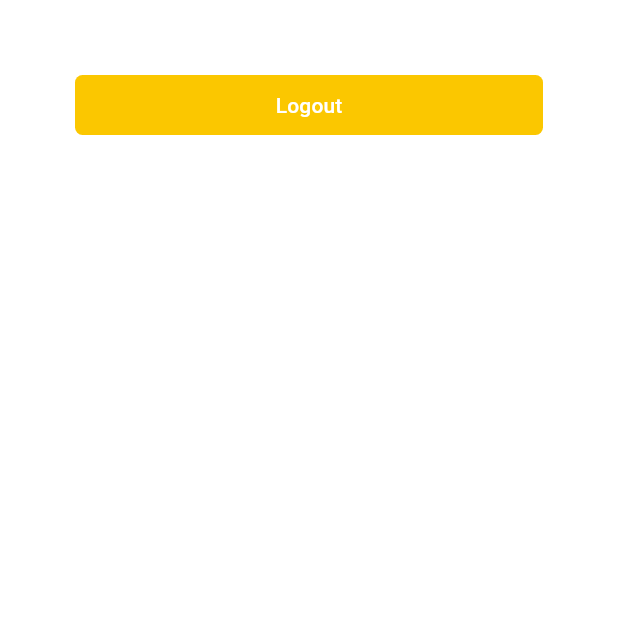
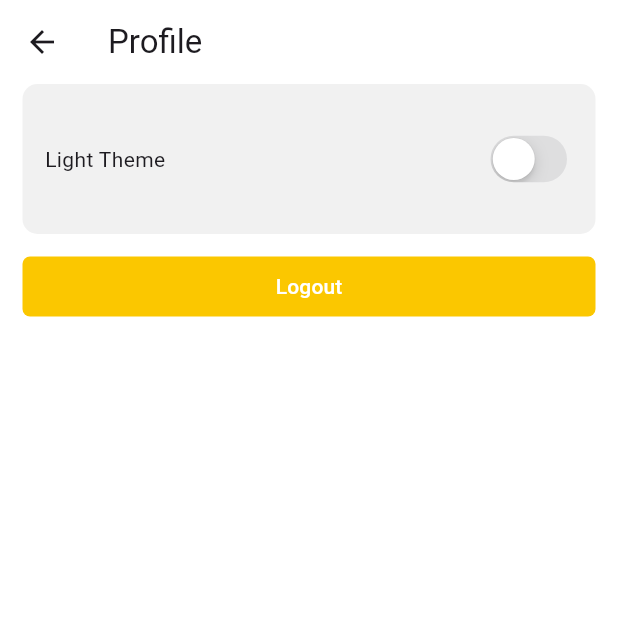
Before and after one commit to hieunmh/BTC, a Flutter app: the ProfilePage screen opened directly, on a phone screen of 412 x 824 dp, the top half of it. Run offline on Flutter 3.47's test engine with Material 3 defaults, Android fonts, the phone set to English and light mode, and no system bars; our stand-ins replace flutter_dotenv, get, icons_plus, shared_preferences, supabase_flutter, syncfusion_flutter_charts; accounts and stored records are empty; network calls fail.

Commit message:
dark theme

```diff
--- a/mobile/lib/main.dart
+++ b/mobile/lib/main.dart
@@ -26,7 +26,7 @@ class MyApp extends StatelessWidget {
   final String initialRoute;
   MyApp({super.key, required this.initialRoute});
 
-  final Themecontroller themecontroller = Get.put(Themecontroller());
+  final ThemeController themecontroller = Get.put(ThemeController());
 
   @override
   Widget build(BuildContext context) {
--- a/mobile/lib/pages/application/application.dart
+++ b/mobile/lib/pages/application/application.dart
@@ -12,7 +12,7 @@ class ApplicationPage extends StatelessWidget {
   @override
   Widget build(BuildContext context) {
     final ApplicationController applicationcontroller = Get.find<ApplicationController>();
-    final Themecontroller themecontroller = Get.find<Themecontroller>();
+    final ThemeController themecontroller = Get.find<ThemeController>();
 
     return Obx(() =>
       Scaffold(
@@ -29,10 +29,10 @@ class ApplicationPage extends StatelessWidget {
         ),
         bottomNavigationBar: Container(
           height: 90,
-          decoration: const BoxDecoration(
+          decoration: BoxDecoration(
             border: Border(
               top: BorderSide(
-                color: Color(0xfff6f6f6),
+                color: themecontroller.theme.value == 'dark' ? Colors.grey : const Color(0xffd1d1d1),
                 width: 0.5
               )
             )
@@ -48,8 +48,8 @@ class ApplicationPage extends StatelessWidget {
               currentIndex: applicationcontroller.currentPage.value,
               onTap: applicationcontroller.handleNavbarChange,
               selectedItemColor: const Color(0xfffbc700),
-              backgroundColor: themecontroller.theme.value == 'light' ? Colors.white : Colors.black,
-              unselectedItemColor: themecontroller.theme.value == 'light' ? Colors.black : Colors.white,
+              backgroundColor: themecontroller.theme.value == 'light' ? Colors.white : const Color(0xff1f2630),
+              unselectedItemColor: themecontroller.theme.value == 'light' ? const Color(0xff1f2630) : Colors.white,
 
               unselectedLabelStyle: const TextStyle(
                 fontWeight: FontWeight.w700,
--- a/mobile/lib/pages/application/home/home.dart
+++ b/mobile/lib/pages/application/home/home.dart
@@ -1,4 +1,5 @@
 import 'package:btc/controllers/app/home_controller.dart';
+import 'package:btc/theme/theme_controller.dart';
 import 'package:flutter/material.dart';
 import 'package:get/get.dart';
 import 'package:icons_plus/icons_plus.dart';
@@ -9,11 +10,12 @@ class HomePage extends StatelessWidget {
   @override
   Widget build(BuildContext context) {
     final HomeController homeController = Get.find<HomeController>();
+    final ThemeController themecontroller = Get.find<ThemeController>();
 
     return Scaffold(
-      backgroundColor: const Color(0xfff6f6f6),
+      backgroundColor: themecontroller.theme.value == 'light' ? const Color(0xfff6f6f6) : const Color(0xff1b2129),
       appBar: AppBar(
-        backgroundColor: const Color(0xfff6f6f6),
+        backgroundColor: themecontroller.theme.value == 'light' ? const Color(0xfff6f6f6) : const Color(0xff1b2129),
         toolbarHeight: 0,
         scrolledUnderElevation: 0.0,
       ),
@@ -111,7 +113,7 @@ class HomePage extends StatelessWidget {
                   return Container(
                     width: 150,
                     decoration: BoxDecoration(
-                      color: Colors.white,
+                      color: themecontroller.theme.value == 'light' ? Colors.white : const Color(0xff1f2630),
                       borderRadius: BorderRadius.circular(10)
                     ),
                   );
@@ -145,7 +147,7 @@ class HomePage extends StatelessWidget {
                   return Container(
                     height: 100,
                     decoration: BoxDecoration(
-                      color: Colors.white,
+                      color: themecontroller.theme.value == 'light' ? Colors.white : const Color(0xff1f2630),
                       borderRadius: BorderRadius.circular(10)
                     ),
                   );
--- a/mobile/lib/pages/application/market/coin_item.dart
+++ b/mobile/lib/pages/application/market/coin_item.dart
@@ -8,8 +8,14 @@ import 'package:intl/intl.dart';
 class CoinItem extends StatelessWidget {
   final Coin item;
   final String faceValue;
+  final String theme;
 
-  const CoinItem({super.key, required this.item, required this.faceValue});
+  const CoinItem({
+    super.key,
+    required this.item,
+    required this.faceValue,
+    required this.theme
+  });
 
   @override
   Widget build(BuildContext context) {
@@ -32,7 +38,7 @@ class CoinItem extends StatelessWidget {
       child: Container(
         padding: const EdgeInsets.all(20),
         decoration: BoxDecoration(
-          color: Colors.white,
+          color: theme == 'light' ? Colors.white : const Color(0xff1f2630),
           borderRadius: BorderRadius.circular(5)
         ),
         child: Row(
@@ -72,8 +78,8 @@ class CoinItem extends StatelessWidget {
               children: [
                 Text(
                   '\$${formatter.format(double.parse(item.price))}',
-                  style: const TextStyle(
-                    color: Colors.black,
+                  style: TextStyle(
+                    color: theme == 'light' ? Colors.black : Colors.white,
                     fontWeight: FontWeight.w500
                   ),
                 ),
--- a/mobile/lib/pages/application/profile/profile.dart
+++ b/mobile/lib/pages/application/profile/profile.dart
@@ -1,4 +1,6 @@
 import 'package:btc/controllers/app/profile_controller.dart';
+import 'package:btc/pages/application/profile/theme_button.dart';
+import 'package:btc/theme/theme_controller.dart';
 import 'package:flutter/material.dart';
 import 'package:get/get.dart';
 
@@ -9,15 +11,24 @@ class ProfilePage extends StatelessWidget {
   Widget build(BuildContext context) {
 
     final ProfileController profilecontroller = Get.find<ProfileController>();
+    final ThemeController themecontroller = Get.find<ThemeController>();
 
     return Scaffold(
+      appBar: AppBar(
+        title: const Text('Profile'),
+      ),
       body: Center(
-        child: Center(
-          child: Column(
+        child: Obx(() =>
+          Column(
             children: [
+              ThemeButton(
+                toggleTheme: themecontroller.toggleTheme,
+                theme: themecontroller.theme.value
+              ),
+
               TextButton(
                 style: ButtonStyle(
-                  padding: WidgetStateProperty.all<EdgeInsets>(const EdgeInsets.all(50)),
+                  padding: WidgetStateProperty.all<EdgeInsets>(const EdgeInsets.all(15)),
                 ),
                 onPressed: () {
                   profilecontroller.handleSignOut();
--- /dev/null
+++ b/mobile/lib/pages/application/profile/theme_button.dart
@@ -0,0 +1,49 @@
+import 'package:flutter/cupertino.dart';
+
+class ThemeButton extends StatelessWidget {
+  final String theme;
+  final Function toggleTheme;
+  const ThemeButton({
+    super.key,
+    required this.theme,
+    required this.toggleTheme
+  });
+
+  @override
+  Widget build(BuildContext context) {
+
+    return Padding(
+      padding: const EdgeInsets.symmetric(horizontal: 15),
+      child: Container(
+        width: double.infinity,
+        height: 100,
+        padding: const EdgeInsets.symmetric(horizontal: 15),
+        decoration: BoxDecoration(
+          color: theme == 'light' ? const Color(0xfff1f1f1) : const Color(0xff1b2129),
+          borderRadius: BorderRadius.circular(10)
+        ),
+        child: Row(
+          mainAxisAlignment: MainAxisAlignment.spaceBetween,
+          crossAxisAlignment: CrossAxisAlignment.center,
+          children: [
+            Row(
+              children: [
+                Text(
+                  theme == 'dark' ? 'Dark Theme' : 'Light Theme',
+                )
+              ],
+            ),
+            CupertinoSwitch(
+              value: theme == 'dark' ? true : false,
+              activeColor: const Color(0xfffbc700),
+              onChanged: (value) {
+                toggleTheme();
+                print(1);
+              }
+            )
+          ],
+        ),
+      ),
+    );
+  }
+}
--- a/mobile/lib/pages/coin/coin_chart.dart
+++ b/mobile/lib/pages/coin/coin_chart.dart
@@ -1,6 +1,7 @@
 import 'package:btc/controllers/coin/coinchart_controller.dart';
 import 'package:btc/pages/coin/chart_line.dart';
 import 'package:btc/pages/coin/coin_statistics.dart';
+import 'package:btc/theme/theme_controller.dart';
 import 'package:flutter/material.dart';
 import 'package:get/get.dart';
 import 'package:icons_plus/icons_plus.dart';
@@ -13,6 +14,7 @@ class CoinChartPage extends StatelessWidget {
   Widget build(BuildContext context) {
 
     final CoinchartController coinchartcontroller = Get.find<CoinchartController>();
+    final ThemeController themecontroller = Get.find<ThemeController>();
 
     final formatter = NumberFormat("#,##0.000", "en_US");
 
@@ -23,7 +25,7 @@ class CoinChartPage extends StatelessWidget {
             expandedHeight: 0,
             floating: true,
             pinned: true,
-            backgroundColor: const Color(0xfff7f7f7),
+            backgroundColor: themecontroller.theme.value == 'light' ? const Color(0xfff6f6f6) : const Color(0xff1b2129),
             scrolledUnderElevation: 0.0,
             flexibleSpace: FlexibleSpaceBar(
               centerTitle: true,
@@ -33,8 +35,8 @@ class CoinChartPage extends StatelessWidget {
                 children: [
                   Text(
                     coinchartcontroller.name,
-                    style: const TextStyle(
-                      color: Colors.black,
+                    style:  TextStyle(
+                      color: themecontroller.theme.value == 'light' ? Colors.black : Colors.white,
                       fontSize: 18,
                       fontWeight: FontWeight.bold
                     ),
@@ -152,6 +154,7 @@ class CoinChartPage extends StatelessWidget {
                   const SizedBox(height: 15),
 
                   CoinStatistics(
+                    theme: themecontroller.theme.value,
                     lowPrice: coinchartcontroller.lowPrice.value,
                     highPrice: coinchartcontroller.highPrice.value,
                     avgPrice: coinchartcontroller.avgPrice.value
--- a/mobile/lib/pages/coin/coin_statistics.dart
+++ b/mobile/lib/pages/coin/coin_statistics.dart
@@ -5,12 +5,14 @@ class CoinStatistics extends StatelessWidget {
   final String lowPrice;
   final String highPrice;
   final String avgPrice;
+  final String theme;
 
   const CoinStatistics({
     super.key,
     required this.lowPrice,
     required this.highPrice,
-    required this.avgPrice
+    required this.avgPrice,
+    required this.theme
   });
 
   @override
@@ -39,7 +41,7 @@ class CoinStatistics extends StatelessWidget {
           Container(
             padding: const EdgeInsets.symmetric(horizontal: 10, vertical: 20),
             decoration: BoxDecoration(
-              color: const Color(0xfff7f7f7),
+              color: theme == 'light' ? const Color(0xfff7f7f7) : const Color(0xff1b2129),
               borderRadius: BorderRadius.circular(5)
             ),
             child: Row(
@@ -47,7 +49,7 @@ class CoinStatistics extends StatelessWidget {
               crossAxisAlignment: CrossAxisAlignment.center,
               children: [
                 const Text(
-                  'High price',
+                  'High price (24h)',
                   style: TextStyle(
                     fontSize: 16,
                     fontWeight: FontWeight.w500
@@ -70,7 +72,7 @@ class CoinStatistics extends StatelessWidget {
           Container(
             padding: const EdgeInsets.symmetric(horizontal: 10, vertical: 20),
             decoration: BoxDecoration(
-              color: const Color(0xfff7f7f7),
+              color: theme == 'light' ? const Color(0xfff7f7f7) : const Color(0xff1b2129),
               borderRadius: BorderRadius.circular(5)
             ),
             child: Row(
@@ -78,7 +80,7 @@ class CoinStatistics extends StatelessWidget {
               crossAxisAlignment: CrossAxisAlignment.center,
               children: [
                 const Text(
-                  'Low price',
+                  'Low price (24h)',
                   style: TextStyle(
                     fontSize: 16,
                     fontWeight: FontWeight.w500
@@ -101,7 +103,7 @@ class CoinStatistics extends StatelessWidget {
           Container(
             padding: const EdgeInsets.symmetric(horizontal: 10, vertical: 20),
             decoration: BoxDecoration(
-              color: const Color(0xfff7f7f7),
+              color: theme == 'light' ? const Color(0xfff7f7f7) : const Color(0xff1b2129),
               borderRadius: BorderRadius.circular(5)
             ),
             child: Row(
@@ -109,7 +111,7 @@ class CoinStatistics extends StatelessWidget {
               crossAxisAlignment: CrossAxisAlignment.center,
               children: [
                 const Text(
-                  'Average price',
+                  'Average price (24h)',
                   style: TextStyle(
                     fontSize: 16,
                     fontWeight: FontWeight.w500
--- a/mobile/lib/theme/app_theme.dart
+++ b/mobile/lib/theme/app_theme.dart
@@ -14,9 +14,9 @@ class AppTheme {
   //light theme
   static final darkTheme = ThemeData(
     brightness: Brightness.dark,
-    scaffoldBackgroundColor: const Color.fromRGBO(31, 38, 48, 1),
+    scaffoldBackgroundColor: const Color(0xff1f2630),
     appBarTheme: const AppBarTheme(
-      backgroundColor: Color.fromRGBO(31, 38, 48, 1)
+      backgroundColor: Color(0xff1f2630)
     )
   );
 }
--- a/mobile/lib/theme/theme_controller.dart
+++ b/mobile/lib/theme/theme_controller.dart
@@ -2,15 +2,15 @@ import 'package:flutter/material.dart';
 import 'package:get/get.dart';
 import 'package:shared_preferences/shared_preferences.dart';
 
-class Themecontroller extends GetxController {
+class ThemeController extends GetxController {
   var themeStatus = 'theme_status';
   var theme = 'light'.obs;
 
-  // @override
-  // void onInit() {
-  //   super.onInit();
-  //   theme.value = 'light';
-  // }
+  @override
+  void onInit() {
+    getThemePreferences();
+    super.onInit();
+  }
 
   void toggleTheme() async {
     theme.value = theme.value == 'light' ? 'dark' : 'light';
@@ -25,7 +25,7 @@ class Themecontroller extends GetxController {
 
   Future<void> getThemePreferences() async {
     SharedPreferences prefs = await SharedPreferences.getInstance();
-    theme.value = prefs.getString(themeStatus) ?? 'light';
-    Get.changeThemeMode(theme.value == 'light' ? ThemeMode.light : ThemeMode.dark);
+
+    theme.value =  prefs.getString(themeStatus) ?? 'light';
   }
 }
```
Also changed, not shown: mobile/lib/pages/application/market/market.dart (+18 -14 lines).
